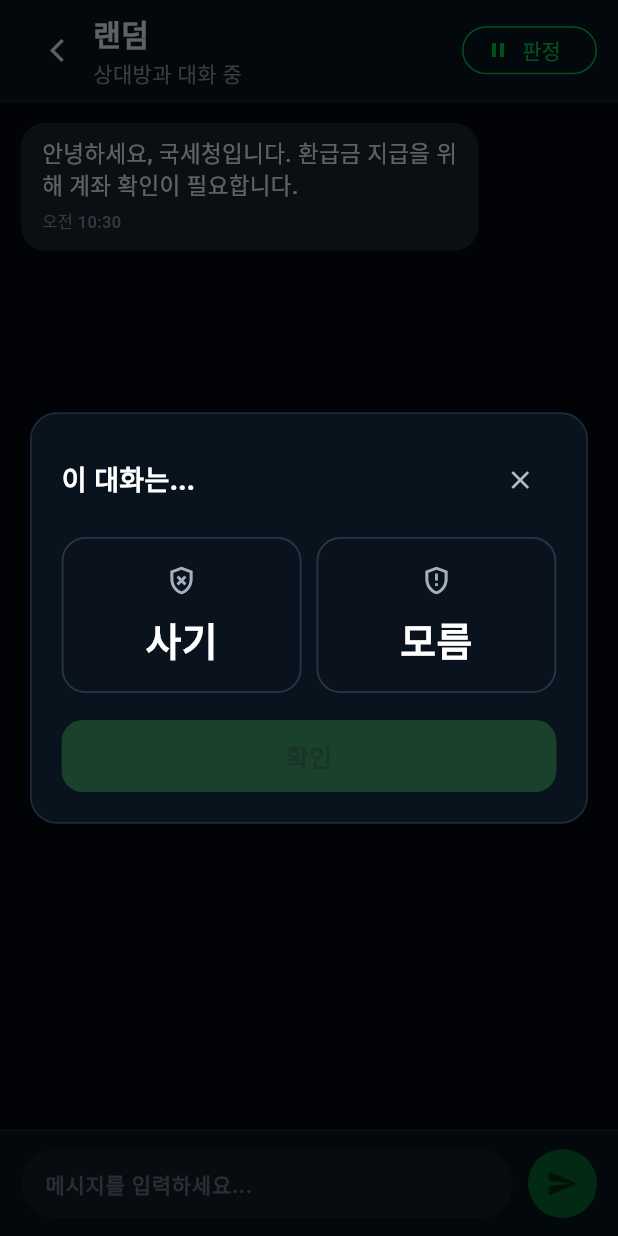
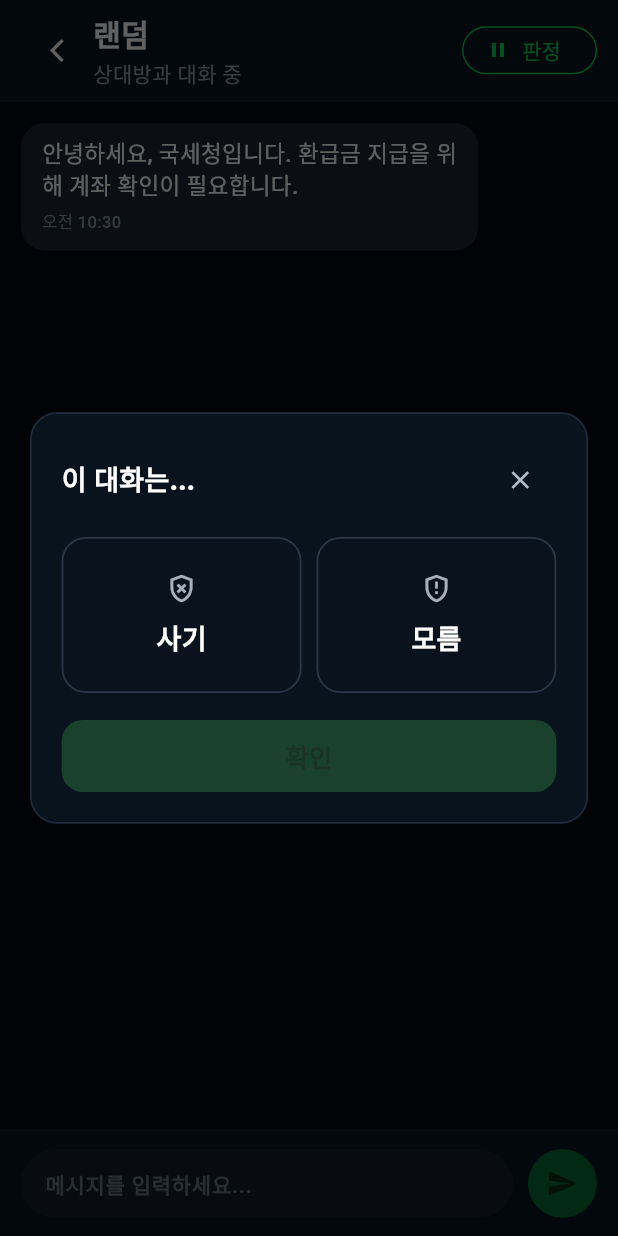
Before and after one commit to Got-It-Guy/Three_Degress_of_Doubt_Frontend, a Flutter app: the ChatScreen screen opened by its route, after a tap on "판정", on a phone screen of 412 x 824 dp. Run offline on Flutter 3.47's test engine with Material 3 defaults, Android fonts, the phone set to English and light mode, and no system bars; our stand-ins replace dio, firebase_auth, firebase_core, google_sign_in, image_picker; accounts and stored records are empty.

Commit message:
fix : 모달 글자 크기 조정

```diff
--- a/lib/features/chat/presentation/screens/chat_screen.dart
+++ b/lib/features/chat/presentation/screens/chat_screen.dart
@@ -404,7 +404,7 @@ class _ChatScreenState extends State<ChatScreen> {
                             color: selected
                                 ? const Color(0xFF00D64F)
                                 : Colors.white,
-                            fontSize: 26,
+                            fontSize: 18,
                             fontWeight: FontWeight.w700,
                           ),
                         ),
```
